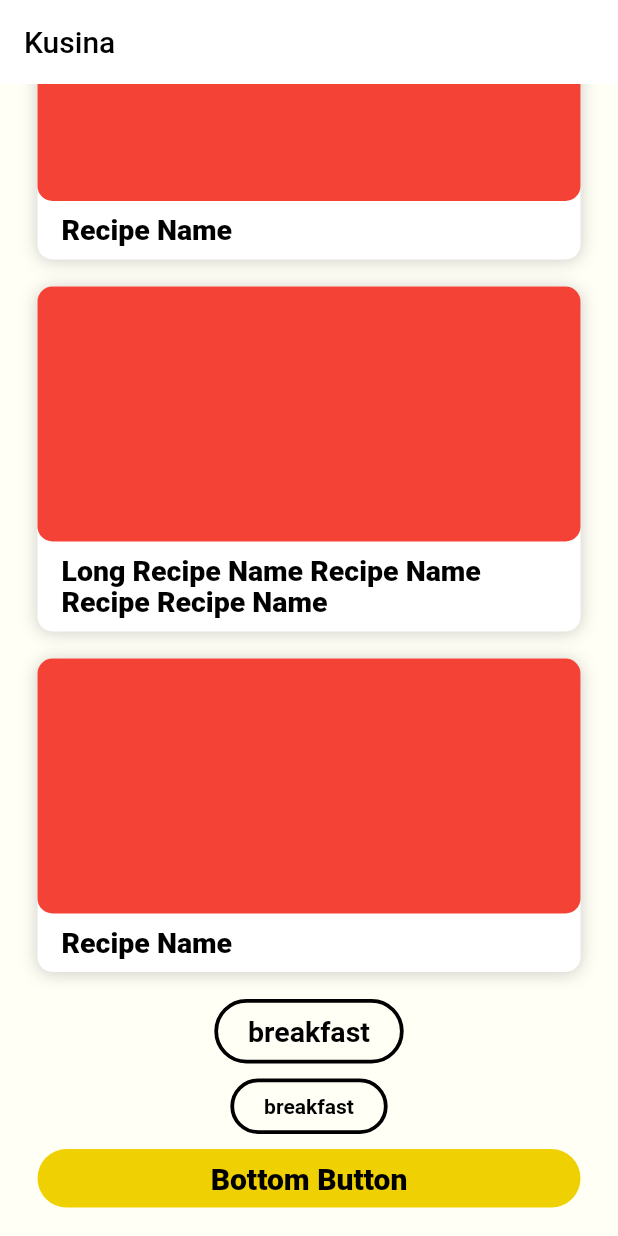
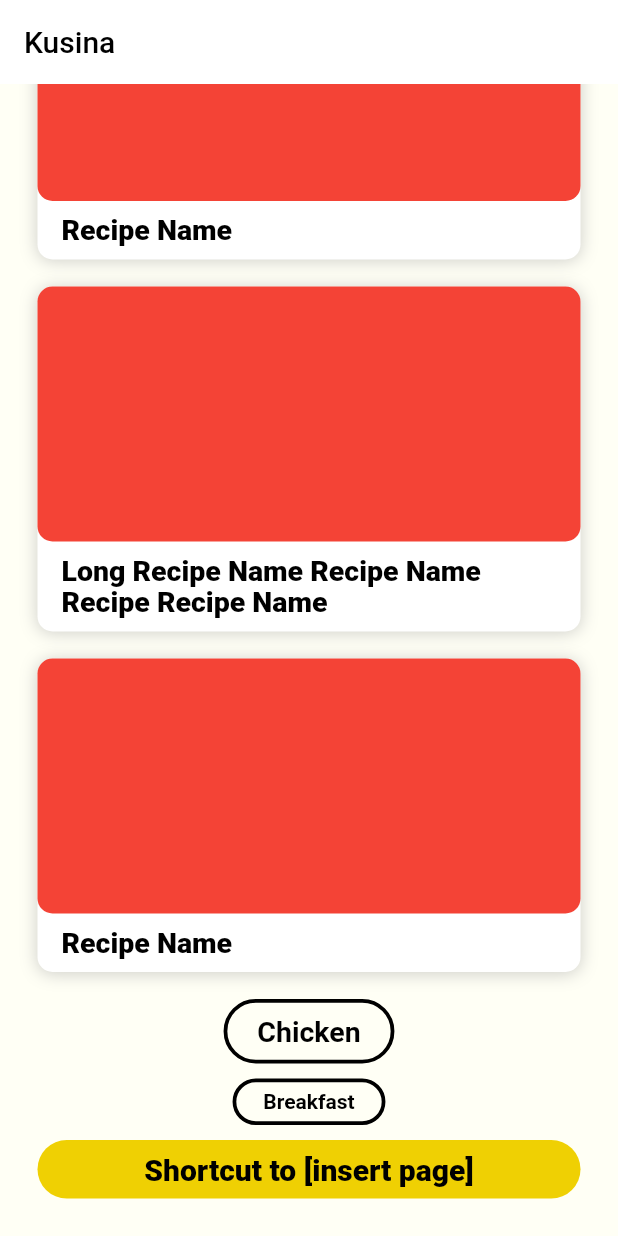
Before and after one commit to Alessa-Gillespie/Kusina-App, a Flutter app: the screen it shows after launch, scrolled down 431 dp, on a phone screen of 412 x 824 dp. Run offline on Flutter 3.47's test engine with Material 2 defaults, Android fonts, the phone set to English and light mode, and no system bars.

Commit message:
just adjusted the padding from home page

```diff
--- a/lib/button_components.dart
+++ b/lib/button_components.dart
@@ -194,7 +194,7 @@ class FilterButton extends StatelessWidget {
   final Function()? onPress;
 
   //filter button styles
-  final EdgeInsets _padding = EdgeInsets.symmetric(horizontal: 20, vertical: 8);
+  final EdgeInsets _padding = EdgeInsets.symmetric(horizontal: 18, vertical: 5);
   final Color _inactiveButtonColor = Colors.transparent,
       _activeButtonColor = kActiveFilterButtonColor;
   final Color _inactiveBorderColor = kTextColor,
--- a/lib/screens/home_page_screen.dart
+++ b/lib/screens/home_page_screen.dart
@@ -122,7 +122,7 @@ class _HomePageScreenState extends State<HomePageScreen> {
                     },
                   ),
                   IngredientButton(
-                    text: 'breakfast',
+                    text: 'Chicken',
                     onPress: () {
                       //change button color
                       setState((){
@@ -133,7 +133,7 @@ class _HomePageScreenState extends State<HomePageScreen> {
                   ),
                   SizedBox(height: 10,),
                   FilterButton(
-                    text: 'breakfast',
+                    text: 'Breakfast',
                     onPress: () {
                       //change button color
                       setState((){
@@ -144,7 +144,7 @@ class _HomePageScreenState extends State<HomePageScreen> {
                   ),
                   SizedBox(height: 10,),
                   BottomButton(
-                    text: 'Bottom Button',
+                    text: 'Shortcut to [insert page]',
                     onPress: () {
                       //change button color
                       setState((){
```
